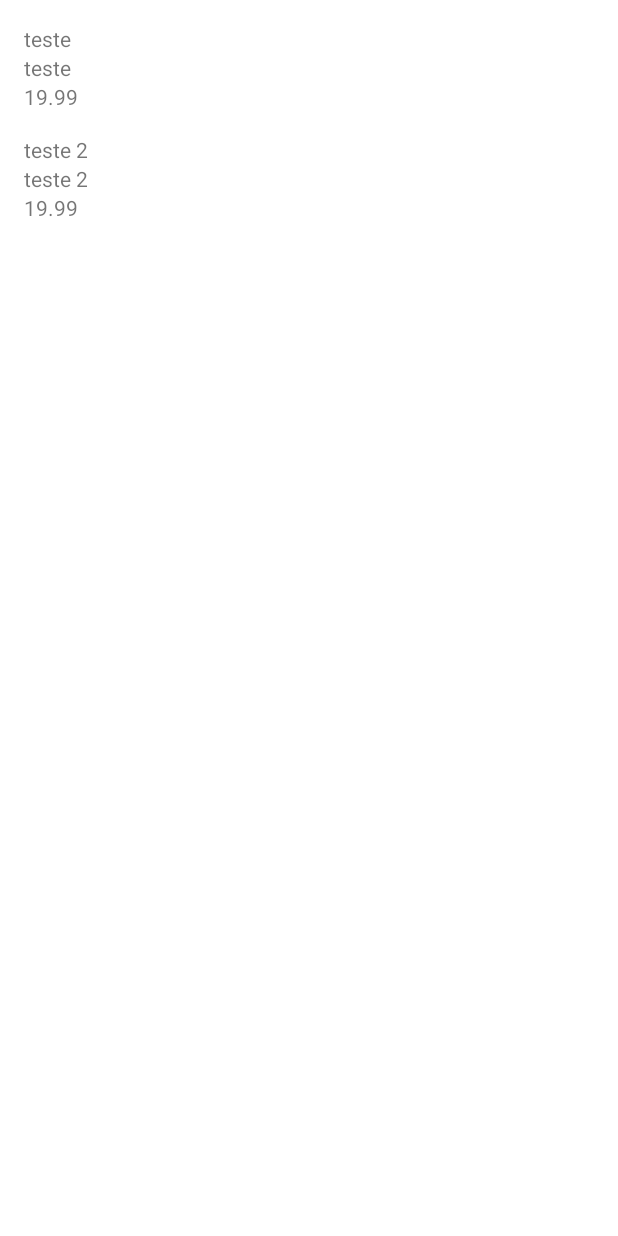
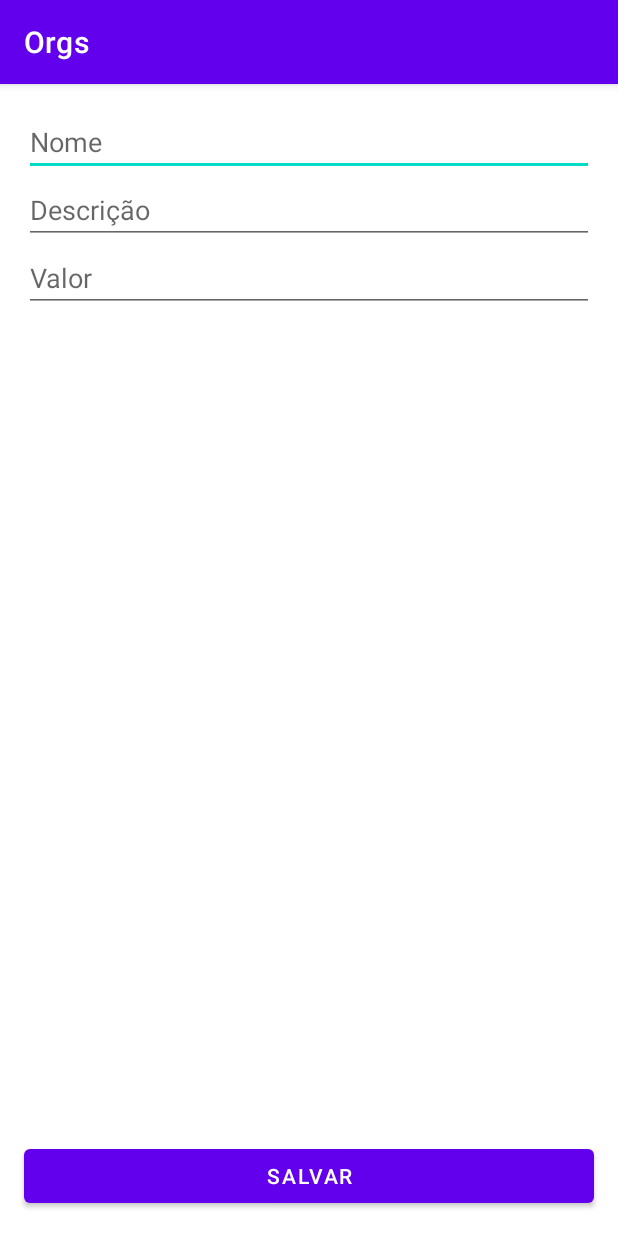
Before and after one commit to Beaads/OrgsAndroidKotlin, an Android app: the screen it shows after launch (MainActivity before the commit, FormularioProdutoActivity after it), on a phone screen of 412 x 824 dp. Before the commit the screen is almost empty. Run offline under Robolectric (Android 15) with nearby library versions, the phone set to English and light mode, and no system bars.

Commit message:
terceiro commit

```diff
--- a/app/build.gradle
+++ b/app/build.gradle
@@ -37,6 +37,7 @@ dependencies {
     implementation 'androidx.core:core-ktx:1.7.0'
     implementation 'androidx.appcompat:appcompat:1.4.1'
     implementation 'com.google.android.material:material:1.5.0'
+    implementation 'androidx.constraintlayout:constraintlayout:2.1.3'
     testImplementation 'junit:junit:4.13.2'
     androidTestImplementation 'androidx.test.ext:junit:1.1.3'
     androidTestImplementation 'androidx.test.espresso:espresso-core:3.4.0'
--- a/app/src/main/java/com/example/orgs/model/Produto.kt
+++ b/app/src/main/java/com/example/orgs/model/Produto.kt
@@ -2,7 +2,7 @@ package com.example.orgs.model
 
 import java.math.BigDecimal
 
-class Produto(
+data class Produto(
     val nome: String,
     val descricao: String,
     val valor: BigDecimal
--- /dev/null
+++ b/app/src/main/java/com/example/orgs/ui/activity/FormularioProdutoActivity.kt
@@ -0,0 +1,41 @@
+package com.example.orgs.ui.activity
+
+import androidx.appcompat.app.AppCompatActivity
+import android.os.Bundle
+import android.os.PersistableBundle
+import android.util.Log
+import android.widget.Button
+import android.widget.EditText
+import com.example.orgs.R
+import com.example.orgs.model.Produto
+import java.math.BigDecimal
+
+class FormularioProdutoActivity : AppCompatActivity(R.layout.activity_formulario_produto) {
+
+    override fun onCreate(savedInstanceState: Bundle?) {
+        super.onCreate(savedInstanceState)
+
+        val botaoSalvar = findViewById<Button>(R.id.botao_salvar)
+        botaoSalvar.setOnClickListener{
+            val campoNome = findViewById<EditText>(R.id.nome)
+            val nome = campoNome.text.toString()
+            val campoDescricao = findViewById<EditText>(R.id.descricao)
+            val descricao = campoDescricao.text.toString()
+            val camporValor = findViewById<EditText>(R.id.valor)
+            val valorEmTexto = camporValor.text.toString()
+            val valor = if(valorEmTexto.isBlank()) {
+                BigDecimal.ZERO
+            } else {
+                BigDecimal(valorEmTexto)
+            }
+
+            val produtoNovo = Produto(
+                nome = nome,
+                descricao = descricao,
+                valor = valor
+            )
+
+            Log.i("FormularioProduto", "onCreate: $produtoNovo")
+        }
+    }
+}
--- a/app/src/main/java/com/example/orgs/ui/activity/MainActivity.kt
+++ b/app/src/main/java/com/example/orgs/ui/activity/MainActivity.kt
@@ -5,6 +5,7 @@ import android.os.Bundle
 import android.view.View
 import android.widget.TextView
 import android.widget.Toast
+import androidx.appcompat.app.AppCompatActivity
 import androidx.recyclerview.widget.LinearLayoutManager
 import androidx.recyclerview.widget.RecyclerView
 import com.example.orgs.R
@@ -12,11 +13,10 @@ import com.example.orgs.model.Produto
 import com.example.orgs.ui.recyclerview.adapter.ListaProdutosAdapter
 import java.math.BigDecimal
 
-class MainActivity : Activity() {
+class MainActivity : AppCompatActivity(R.layout.activity_main) {
 
     override fun onCreate(savedInstanceState: Bundle?) {
         super.onCreate(savedInstanceState)
-        setContentView(R.layout.activity_main)
 //        val nome = findViewById<TextView>(R.id.nome)
 //        nome.text = "Cesta de frutas"
 //        val descricao = findViewById<TextView>(R.id.descricao)
--- /dev/null
+++ b/app/src/main/res/layout/activity_formulario_produto.xml
@@ -0,0 +1,60 @@
+<?xml version="1.0" encoding="utf-8"?>
+<ScrollView
+    xmlns:android="http://schemas.android.com/apk/res/android"
+    xmlns:app="http://schemas.android.com/apk/res-auto"
+    xmlns:tools="http://schemas.android.com/tools"
+    android:layout_width="match_parent"
+    android:layout_height="match_parent"
+    android:fillViewport="true">
+
+
+<androidx.constraintlayout.widget.ConstraintLayout
+    android:layout_width="match_parent"
+    android:layout_height="wrap_content"
+    tools:context=".ui.activity.FormularioProdutoActivity">
+
+    <EditText
+        android:id="@+id/nome"
+        android:layout_width="0dp"
+        android:layout_height="wrap_content"
+        android:hint="Nome"
+        android:inputType="text"
+        android:layout_margin="16dp"
+        app:layout_constraintStart_toStartOf="parent"
+        app:layout_constraintTop_toTopOf="parent"
+        app:layout_constraintEnd_toEndOf="parent"/>
+
+    <EditText
+        android:id="@+id/descricao"
+        android:layout_width="0dp"
+        android:hint="Descrição"
+        android:inputType="text"
+        android:layout_height="wrap_content"
+        app:layout_constraintStart_toStartOf="@id/nome"
+        app:layout_constraintEnd_toEndOf="@id/nome"
+        app:layout_constraintTop_toBottomOf="@id/nome"/>
+
+    <EditText
+        android:id="@+id/valor"
+        android:layout_width="0dp"
+        android:layout_height="wrap_content"
+        android:hint="Valor"
+        android:inputType="numberDecimal"
+        app:layout_constraintStart_toStartOf="@id/descricao"
+        app:layout_constraintEnd_toEndOf="@id/descricao"
+        app:layout_constraintTop_toBottomOf="@id/descricao"/>
+
+    <Button
+        android:id="@+id/botao_salvar"
+        android:layout_width="0dp"
+        android:layout_height="wrap_content"
+        android:layout_margin="16dp"
+        android:text="Salvar"
+        app:layout_constraintVertical_bias="1"
+        app:layout_constraintTop_toBottomOf="@id/valor"
+        app:layout_constraintBottom_toBottomOf="parent"
+        app:layout_constraintEnd_toEndOf="parent"
+        app:layout_constraintStart_toStartOf="parent"/>
+
+</androidx.constraintlayout.widget.ConstraintLayout>
+</ScrollView>
```
Also changed, not shown: app/src/main/AndroidManifest.xml (+17 -1 lines).
